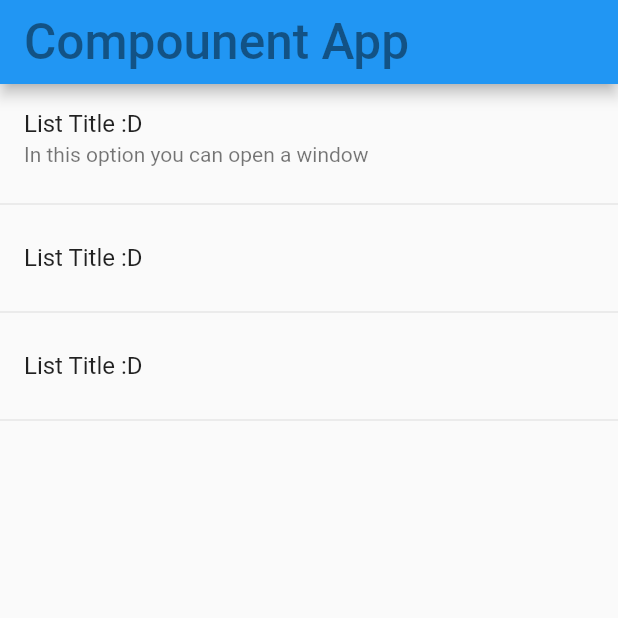
After one commit to Manuel098/Pruebas-flutter, a Flutter app: the HomePageTemp screen opened directly, on a phone screen of 412 x 824 dp, the top half of it. The commit adds this screen. Run offline on Flutter 3.47's test engine with Material 2 defaults, Android fonts, the phone set to English and light mode, and no system bars.

Commit message:
Make Compounent app

```diff
--- /dev/null
+++ b/compounen_test/lib/main.dart
@@ -0,0 +1,19 @@
+import 'package:flutter/material.dart';
+
+import './src/pages/home_temp.dart';
+import './src/styles.dart';
+
+void main() => runApp(MyApp());
+
+class MyApp extends StatelessWidget {
+
+
+  @override
+  Widget build(BuildContext context) {
+    return MaterialApp(
+      title: 'Compounent',
+      debugShowCheckedModeBanner: false,
+      home: HomePageTemp()
+    );
+  }
+}
--- /dev/null
+++ b/compounen_test/lib/src/pages/home_temp.dart
@@ -0,0 +1,33 @@
+import 'package:flutter/material.dart';
+
+import '../styles.dart';
+
+class HomePageTemp extends StatelessWidget {
+  final TextStyle titleStyle = TexStyle().titleStyle();
+
+  @override
+  Widget build(BuildContext context) {
+    return Scaffold(
+      appBar: AppBar(
+        title: Text('Compounent App', style: titleStyle,),
+      ),
+      body: ListView(
+        children: <Widget>[
+          ListTile(
+            title: Text('List Title :D'),
+            subtitle: Text('In this option you can open a window'),
+          ),
+          Divider(),
+          ListTile(
+            title: Text('List Title :D'),
+          ),
+          Divider(),
+          ListTile(
+            title: Text('List Title :D'),
+          ),
+          Divider(),
+        ],
+      ),
+    );
+  }
+}
--- /dev/null
+++ b/compounen_test/lib/src/styles.dart
@@ -0,0 +1,9 @@
+import 'package:flutter/material.dart';
+
+class TexStyle{
+  titleStyle()=>TextStyle(color: Colors.black45,fontSize: 33);
+}
+
+class Background{
+
+}
--- a/testude/lib/src/pages/contador.dart
+++ b/testude/lib/src/pages/contador.dart
@@ -55,10 +55,10 @@ class _CounterState extends State<Counter>{
     );
   }
 
-  void add() =>setState(()=>_count++);
+  void add() => setState(() => ++_count);
 
-  void remove() =>setState(()=>_count--);
+  void remove() => setState(() => --_count);
 
-  void restart() =>setState(()=>_count=0);
+  void restart() => setState(() => _count=0);
 
 }
```
Also changed, not shown: compounen_test/pubspec.yaml (added, +72 -0 lines), compounen_test/pubspec.lock (added), 52 other files.
